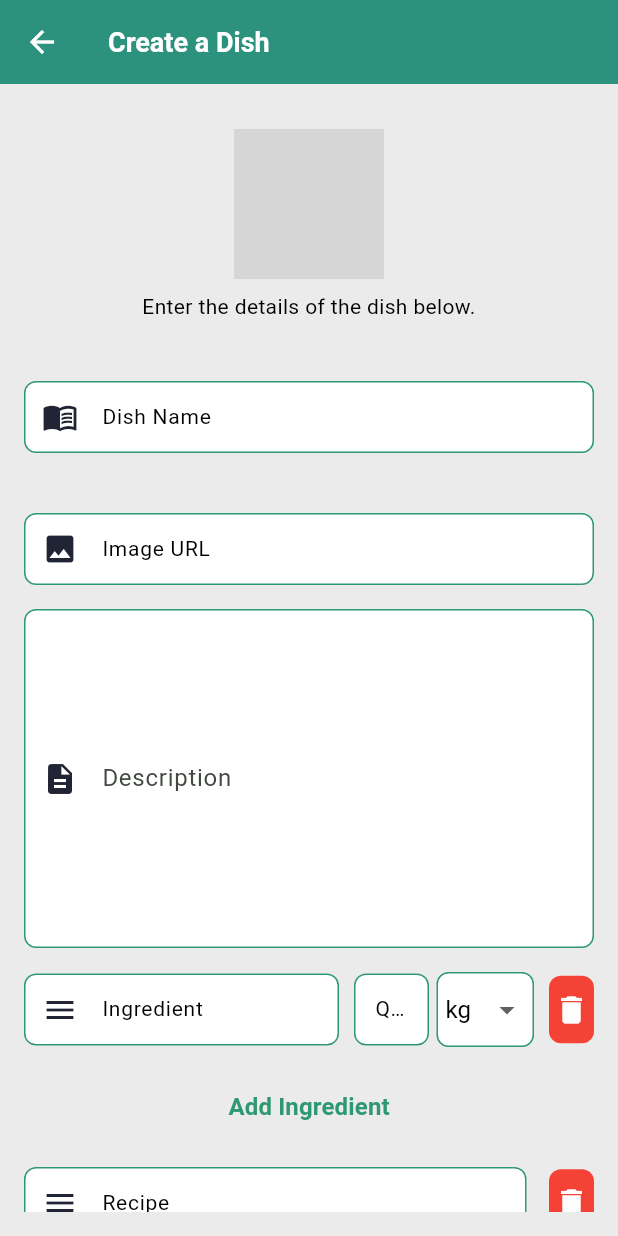
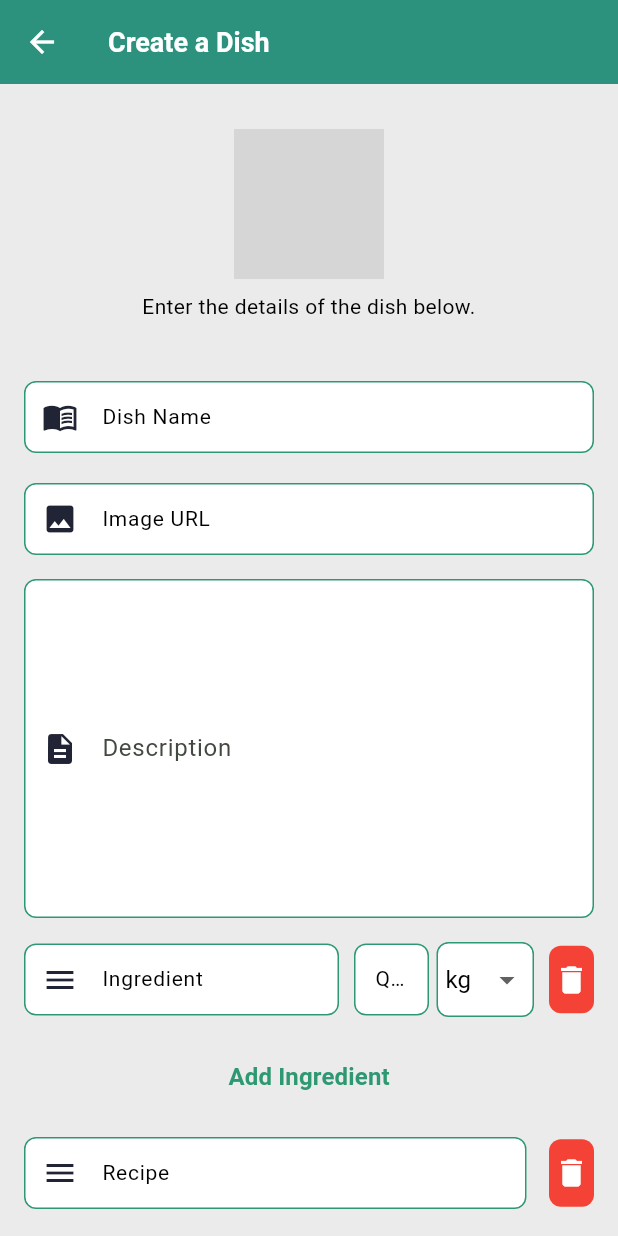
Before and after one commit to jjesuscastro/Victu, a Flutter app: the CreateMeal screen opened directly, on a phone screen of 412 x 824 dp. Run offline on Flutter 3.47's test engine with Material 2 defaults, Android fonts, the phone set to English and light mode, and no system bars; our stand-ins replace expandable, firebase_auth, firebase_core, firebase_database, gallery_saver, google_sign_in and 2 more; missing offline and left inert: philippines_rpcmb, qr_code_scanner; accounts and stored records are empty; network calls fail; grey boxes are pictures that could not be loaded.

Commit message:
Fix create_meal spacing

```diff
--- a/lib/screens/admin/create_meal.dart
+++ b/lib/screens/admin/create_meal.dart
@@ -196,7 +196,7 @@ class _CreateMealState extends State<CreateMeal> {
                 ),
               ),
               Padding(
-                padding: const EdgeInsets.fromLTRB(0, 40, 0, 0),
+                padding: const EdgeInsets.fromLTRB(0, 20, 0, 0),
                 child: TextField(
                   controller: imageURLController,
                   obscureText: false,
```
